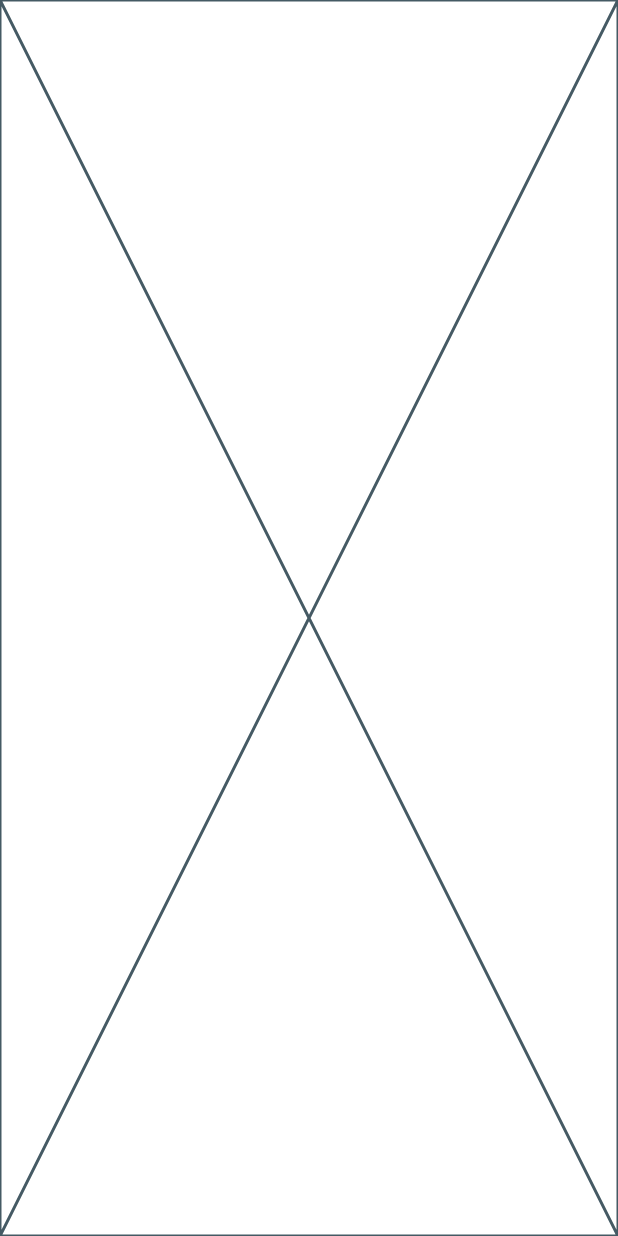
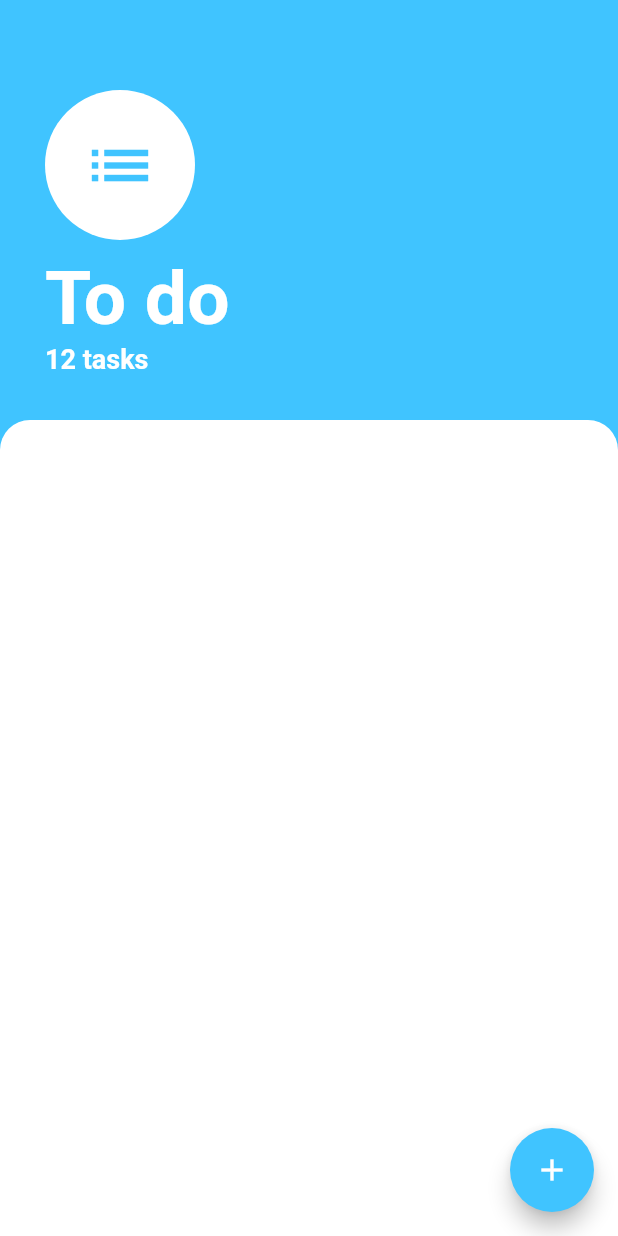
Before and after one commit to szamotine/ToDoList_flutter, a Flutter app: the screen it shows after launch, on a phone screen of 412 x 824 dp. Run offline on Flutter 3.47's test engine with Material 2 defaults, Android fonts, the phone set to English and light mode, and no system bars.

Commit message:
Created basic layout for task screen

```diff
--- /dev/null
+++ b/lib/components/constants.dart
@@ -0,0 +1,13 @@
+import 'package:flutter/material.dart';
+
+const kToDoTitleTextStyle = TextStyle(
+  fontSize: 50,
+  color: Colors.white,
+  fontWeight: FontWeight.w700,
+);
+
+const kToDoSubTitleTextStyle = TextStyle(
+  fontSize: 18,
+  color: Colors.white,
+  fontWeight: FontWeight.w700,
+);
--- a/lib/main.dart
+++ b/lib/main.dart
@@ -11,6 +11,8 @@ class MyApp extends StatelessWidget {
 
   @override
   Widget build(BuildContext context) {
-    return const TaskScreen();
+    return const MaterialApp(
+      home: TaskScreen(),
+    );
   }
 }
--- a/lib/screens/task_screen.dart
+++ b/lib/screens/task_screen.dart
@@ -1,10 +1,63 @@
 import 'package:flutter/material.dart';
+
+import '../components/constants.dart';
 
 class TaskScreen extends StatelessWidget {
   const TaskScreen({super.key});
 
   @override
   Widget build(BuildContext context) {
-    return const Placeholder();
+    return Scaffold(
+      floatingActionButton: FloatingActionButton(
+        onPressed: () {},
+        backgroundColor: Colors.lightBlueAccent,
+        child: Icon(Icons.add),
+      ),
+      backgroundColor: Colors.lightBlueAccent,
+      body: SafeArea(
+        child: Column(
+          crossAxisAlignment: CrossAxisAlignment.start,
+          children: [
+            Padding(
+              padding: EdgeInsets.fromLTRB(30, 60, 30, 30),
+              child: Column(
+                crossAxisAlignment: CrossAxisAlignment.start,
+                children: [
+                  CircleAvatar(
+                    backgroundColor: Colors.white,
+                    radius: 50,
+                    child: Icon(
+                      Icons.list,
+                      size: 50,
+                      color: Colors.lightBlueAccent,
+                    ),
+                  ),
+                  SizedBox(
+                    height: 10,
+                  ),
+                  Text(
+                    'To do',
+                    style: kToDoTitleTextStyle,
+                  ),
+                  Text(
+                    '12 tasks',
+                    style: kToDoSubTitleTextStyle,
+                  ),
+                ],
+              ),
+            ),
+            Expanded(
+              child: Container(
+                height: 300,
+                decoration: BoxDecoration(
+                  color: Colors.white,
+                  borderRadius: BorderRadius.vertical(top: Radius.circular(20)),
+                ),
+              ),
+            )
+          ],
+        ),
+      ),
+    );
   }
 }
```
